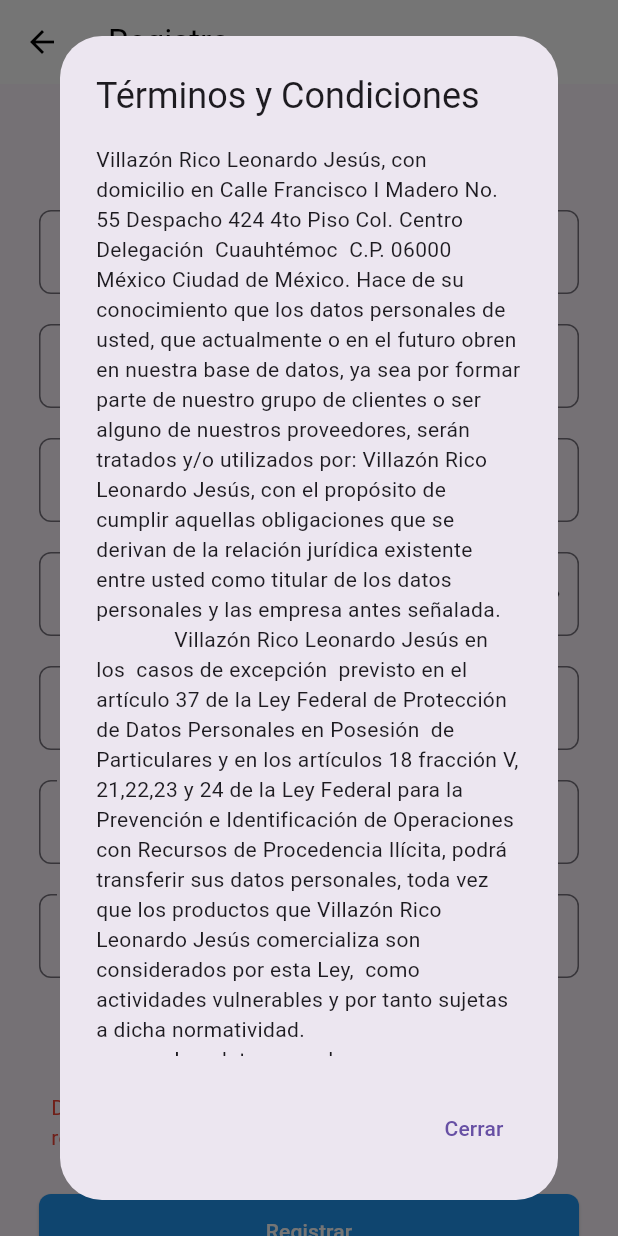
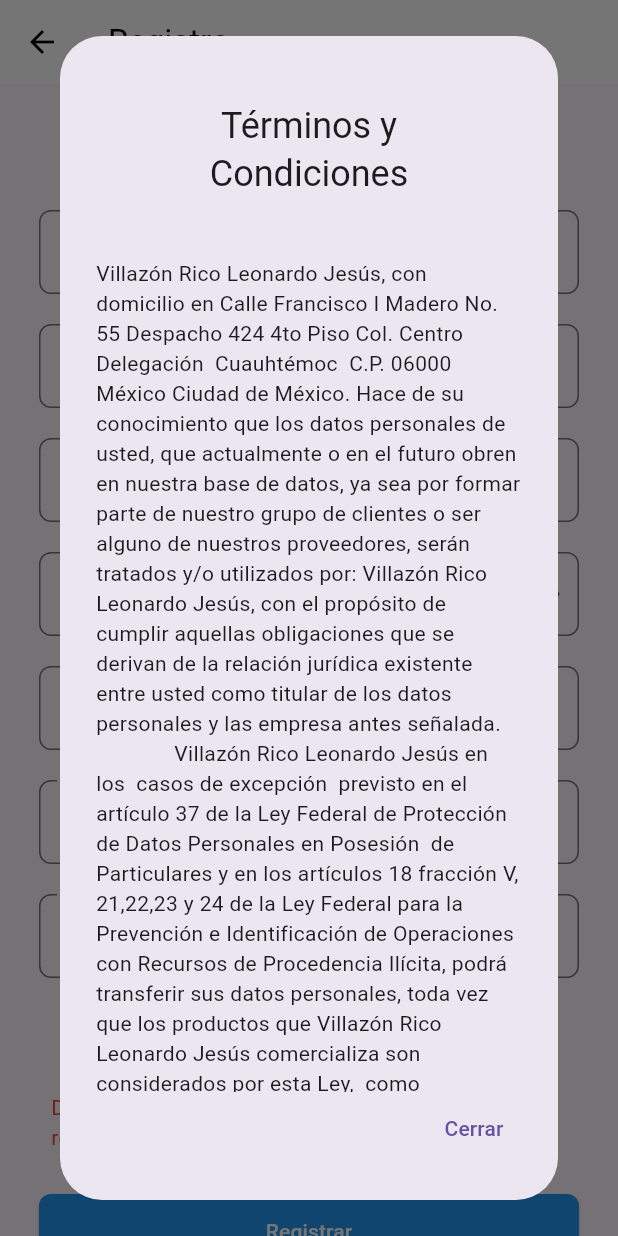
Before and after one commit to mrinconnarcia/EcorReporte, a Flutter app: the RegisterPage screen opened by its route, after a tap on "Acepto los términos y condiciones", on a phone screen of 412 x 824 dp. Run offline on Flutter 3.47's test engine with Material 3 defaults, Android fonts, the phone set to English and light mode, and no system bars; our stand-ins replace connectivity_plus, dartz, equatable, flutter_bloc, google_maps_flutter, image_picker and 1 more; accounts and stored records are empty; network calls fail.

```diff
--- a/lib/data/repositories/user_repository_impl.dart
+++ b/lib/data/repositories/user_repository_impl.dart
@@ -7,7 +7,7 @@ class UserRepositoryImpl implements UserRepository {
   @override
   Future<bool> register(String name, String lastName, String email, String password, String role, String gender, String phone) async {
     final response = await http.post(
-      Uri.parse('http://localhost:3001/user/register'),
+      Uri.parse('https://gjhmw1vf-3001.use.devtunnels.ms/user/register'),
       headers: <String, String>{
         'Content-Type': 'application/json; charset=UTF-8',
       },
@@ -32,7 +32,7 @@ class UserRepositoryImpl implements UserRepository {
   @override
   Future<Map<String, dynamic>> login(String email, String password) async {
     final response = await http.post(
-      Uri.parse('http://localhost:3001/login/auth'),
+      Uri.parse('https://gjhmw1vf-3001.use.devtunnels.ms/login/auth'),
       headers: <String, String>{
         'Content-Type': 'application/json; charset=UTF-8',
       },
--- a/lib/data/services/info_service.dart
+++ b/lib/data/services/info_service.dart
@@ -3,7 +3,7 @@ import 'package:ecoreporte/data/models/info_model.dart';
 import 'package:http/http.dart' as http;
 
 class InfoService {
-  final String apiUrl = 'http://localhost:3005/educational-content/all';
+  final String apiUrl = 'https://gjhmw1vf-3005.use.devtunnels.ms/educational-content/all';
 
   Future<List<InfoModel>> fetchInfo() async {
     final response = await http.get(Uri.parse(apiUrl));
--- a/lib/presentation/pages/AddReportPage.dart
+++ b/lib/presentation/pages/AddReportPage.dart
@@ -203,6 +203,7 @@ class _AddReportPageState extends State<AddReportPage> {
                       child: Text('Seleccionar archivo'),
                       style: ElevatedButton.styleFrom(
                         backgroundColor: Colors.grey,
+                        foregroundColor: Colors.black87,
                       ),
                     ),
                     if (_selectedFile != null)
@@ -227,6 +228,7 @@ class _AddReportPageState extends State<AddReportPage> {
                       child: Text('Enviar'),
                       style: ElevatedButton.styleFrom(
                         backgroundColor: Colors.blue,
+                        foregroundColor: Colors.white,
                       ),
                     ),
                   ],
--- a/lib/presentation/pages/register_page.dart
+++ b/lib/presentation/pages/register_page.dart
@@ -43,10 +43,20 @@ class _RegisterPageState extends State<RegisterPage> {
       context: context,
       builder: (BuildContext context) {
         return AlertDialog(
-          title: Text('Términos y Condiciones'),
-          content: SingleChildScrollView(
-            child: Text(
-              '''Villazón Rico Leonardo Jesús, con  domicilio en Calle Francisco I Madero No. 55 Despacho 424 4to Piso Col. Centro Delegación  Cuauhtémoc  C.P. 06000 México Ciudad de México. Hace de su conocimiento que los datos personales de usted, que actualmente o en el futuro obren en nuestra base de datos, ya sea por formar parte de nuestro grupo de clientes o ser alguno de nuestros proveedores, serán tratados y/o utilizados por: Villazón Rico Leonardo Jesús, con el propósito de cumplir aquellas obligaciones que se derivan de la relación jurídica existente entre usted como titular de los datos personales y las empresa antes señalada.
+          contentPadding:
+              EdgeInsets.fromLTRB(24.0, 20.0, 24.0, 0.0), // Ajuste de padding
+          title: Container(
+            padding: EdgeInsets.all(20.0), // Espaciado interior para el título
+            child: Text('Términos y Condiciones', textAlign: TextAlign.center),
+          ),
+          content: Container(
+            width: double.maxFinite, // Ancho máximo posible
+            constraints: BoxConstraints(
+                maxHeight:
+                    MediaQuery.of(context).size.height * 0.85), // Máximo alto
+            child: SingleChildScrollView(
+              child: Text(
+                '''Villazón Rico Leonardo Jesús, con  domicilio en Calle Francisco I Madero No. 55 Despacho 424 4to Piso Col. Centro Delegación  Cuauhtémoc  C.P. 06000 México Ciudad de México. Hace de su conocimiento que los datos personales de usted, que actualmente o en el futuro obren en nuestra base de datos, ya sea por formar parte de nuestro grupo de clientes o ser alguno de nuestros proveedores, serán tratados y/o utilizados por: Villazón Rico Leonardo Jesús, con el propósito de cumplir aquellas obligaciones que se derivan de la relación jurídica existente entre usted como titular de los datos personales y las empresa antes señalada.
               Villazón Rico Leonardo Jesús en los  casos de excepción  previsto en el artículo 37 de la Ley Federal de Protección de Datos Personales en Posesión  de Particulares y en los artículos 18 fracción V, 21,22,23 y 24 de la Ley Federal para la Prevención e Identificación de Operaciones con Recursos de Procedencia Ilícita, podrá transferir sus datos personales, toda vez que los productos que Villazón Rico Leonardo Jesús comercializa son  considerados por esta Ley,  como actividades vulnerables y por tanto sujetas a dicha normatividad.
               Los datos que almacenamos en nuestra base de datos serán tratados de conformidad con la Ley Federal de Protección de Datos Personales en Posesión de los Particulares y su Reglamento, y la información está garantizada y protegida por medidas de seguridad administrativas, técnicas y físicas, para evitar su daño, pérdida, alteración, destrucción, uso, acceso o divulgación indebida. Para conocer dichos procedimientos se puede poner en  contacto con nosotros cullinans@hotmail.com y 5555120772.
               Su información será utilizada para proporcionarle un  mejor servicio y, en particular por las siguientes razones:
@@ -68,8 +78,10 @@ class _RegisterPageState extends State<RegisterPage> {
               Se entenderá que usted como titular consiente tácitamente el tratamiento de sus datos personales conforme a lo enunciado en el presente aviso de privacidad, cuando habiéndolo puesto a su disposición, no manifieste su oposición.
               Villazón Rico Leonardo Jesús se reserva el derecho de cambiar, modificar, complementar y/o alterar el presente Aviso, en cualquier momento, en cuyo caso se hará de su conocimiento a través de cualquiera de los medios que establece la legislación en la materia.
               ''',
+              ),
             ),
           ),
+
           actions: [
             TextButton(
               onPressed: () {
@@ -308,7 +320,8 @@ class _RegisterPageState extends State<RegisterPage> {
                         BlocConsumer<AuthenticationBloc, AuthenticationState>(
                           listener: (context, state) {
                             if (state is AuthenticationSuccess) {
-                              Navigator.of(context).pushReplacementNamed('/home-app');
+                              Navigator.of(context)
+                                  .pushReplacementNamed('/home-app');
                             } else if (state is AuthenticationFailure) {
                               setState(() {
                                 _errorMessage = state.message;
@@ -320,7 +333,8 @@ class _RegisterPageState extends State<RegisterPage> {
                               onPressed: () {
                                 if (_formKey.currentState!.validate() &&
                                     _acceptTerms) {
-                                  BlocProvider.of<AuthenticationBloc>(context).add(
+                                  BlocProvider.of<AuthenticationBloc>(context)
+                                      .add(
                                     RegisterEvent(
                                       User(
                                         name: _nameController.text,
```
Also changed, not shown: 7 other files.
